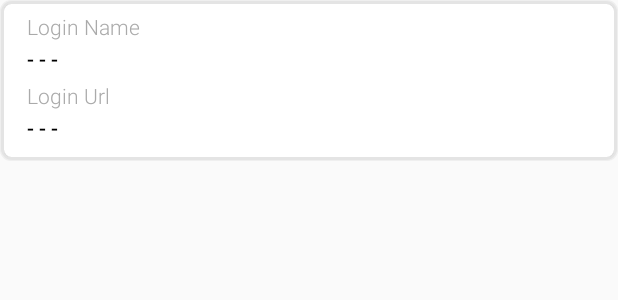
After one commit to umangburman/MyJsonApp, an Android app: the layout list_item_details.xml on its own in the app's theme, with its tools: preview values and no code run, on a phone screen of 412 x 824 dp. The commit adds this screen. Shown: the top 300 px of the screen. Run offline under Robolectric (Android 15) with nearby library versions, the phone set to English and light mode, and no system bars.

Commit message:
Fifth Commit
Signed-off-by: Umang Burman <umang.burman.micro@gmail.com>

```diff
--- a/app/src/main/java/com/mvvm/room/myjsonapp/adapter/DetailsAdapter.kt
+++ b/app/src/main/java/com/mvvm/room/myjsonapp/adapter/DetailsAdapter.kt
@@ -1,4 +1,6 @@
 package com.mvvm.room.myjsonapp.adapter
 
 class DetailsAdapter {
+
+
 }
--- a/app/src/main/java/com/mvvm/room/myjsonapp/model/TableModel.kt
+++ b/app/src/main/java/com/mvvm/room/myjsonapp/model/TableModel.kt
@@ -2,10 +2,10 @@ package com.mvvm.room.myjsonapp.model
 
 import androidx.room.Entity
 
-data class CanadaTableModel(
+data class TableModel(
 
     val title: String? = null,
-    val rows: String? = null
+    val rows: List<RowsData>? = null
 )
 
 @Entity(tableName = "Details")
--- a/app/src/main/java/com/mvvm/room/myjsonapp/retrofit/ApiInterface.kt
+++ b/app/src/main/java/com/mvvm/room/myjsonapp/retrofit/ApiInterface.kt
@@ -1,11 +1,11 @@
 package com.mvvm.room.myjsonapp.retrofit
 
-import com.mvvm.room.myjsonapp.model.CanadaTableModel
+import com.mvvm.room.myjsonapp.model.TableModel
 import retrofit2.Call
 import retrofit2.http.GET
 
 interface ApiInterface {
 
     @GET("s/2iodh4vg0eortkl/facts.json")
-    fun getDetails(): Call<CanadaTableModel>
+    fun getDetails(): Call<TableModel>
 }
--- a/app/src/main/java/com/mvvm/room/myjsonapp/viewmodel/DetailsViewModel.kt
+++ b/app/src/main/java/com/mvvm/room/myjsonapp/viewmodel/DetailsViewModel.kt
@@ -3,16 +3,16 @@ package com.mvvm.room.myjsonapp.viewmodel
 import android.content.Context
 import androidx.lifecycle.MutableLiveData
 import androidx.lifecycle.ViewModel
-import com.mvvm.room.myjsonapp.model.CanadaTableModel
+import com.mvvm.room.myjsonapp.model.TableModel
 import com.mvvm.room.myjsonapp.repository.DetailsRepository
 
 class DetailsViewModel : ViewModel() {
 
-    lateinit var detailsLiveData: MutableLiveData<CanadaTableModel>
+    lateinit var detailsLiveData: MutableLiveData<TableModel>
 
     lateinit var detailsRepository: DetailsRepository
 
-    fun getDataFromApi(context: Context): MutableLiveData<CanadaTableModel> {
+    fun getDataFromApi(context: Context): MutableLiveData<TableModel> {
 
         detailsRepository = DetailsRepository()
         detailsLiveData = MutableLiveData()
--- /dev/null
+++ b/app/src/main/res/drawable/drop_shadow.xml
@@ -0,0 +1,35 @@
+<?xml version="1.0" encoding="utf-8"?>
+<layer-list xmlns:android="http://schemas.android.com/apk/res/android">
+
+    <item>
+        <shape>
+            <solid android:color="#40CCCCCC" />
+            <padding
+                android:bottom="1dp"
+                android:left="1dp"
+                android:right="1dp"
+                android:top="1dp" />
+            <corners android:radius="7dp" />
+        </shape>
+    </item>
+
+    <item>
+        <shape>
+            <solid android:color="#50CCCCCC" />
+            <padding
+                android:bottom="2dp"
+                android:left="2dp"
+                android:right="2dp"
+                android:top="2dp" />
+            <corners android:radius="7dp" />
+        </shape>
+    </item>
+
+    <!-- content background -->
+    <item>
+        <shape>
+            <solid android:color="#ffffff" />
+            <corners android:radius="7dp" />
+        </shape>
+    </item>
+</layer-list>
--- /dev/null
+++ b/app/src/main/res/layout/list_item_details.xml
@@ -0,0 +1,99 @@
+<?xml version="1.0" encoding="utf-8"?>
+<androidx.constraintlayout.widget.ConstraintLayout xmlns:android="http://schemas.android.com/apk/res/android"
+    xmlns:app="http://schemas.android.com/apk/res-auto"
+    android:layout_width="match_parent"
+    android:layout_height="wrap_content"
+    android:background="@drawable/drop_shadow"
+    android:orientation="vertical">
+
+    <androidx.appcompat.widget.AppCompatButton
+        android:id="@+id/btnNextPage"
+        android:layout_width="0dp"
+        android:layout_height="0dp"
+        android:background="?android:attr/selectableItemBackground"
+        app:layout_constraintBottom_toBottomOf="@+id/card"
+        app:layout_constraintEnd_toEndOf="parent"
+        app:layout_constraintStart_toStartOf="parent"
+        app:layout_constraintTop_toTopOf="parent" />
+
+    <androidx.cardview.widget.CardView
+        android:id="@+id/card"
+        android:layout_width="match_parent"
+        android:layout_height="wrap_content"
+        app:cardCornerRadius="5dp"
+        app:layout_constraintBottom_toBottomOf="parent"
+        app:layout_constraintEnd_toEndOf="parent"
+        app:layout_constraintStart_toStartOf="parent"
+        app:layout_constraintTop_toTopOf="parent">
+
+        <androidx.constraintlayout.widget.ConstraintLayout
+            android:layout_width="match_parent"
+            android:layout_height="match_parent">
+
+            <androidx.appcompat.widget.AppCompatTextView
+                android:id="@+id/lblLoginName"
+                android:layout_width="0dp"
+                android:layout_height="wrap_content"
+                android:layout_marginStart="15dp"
+                android:layout_marginTop="5dp"
+                android:layout_marginEnd="15dp"
+                android:fontFamily="sans-serif-light"
+                android:text="Login Name"
+                android:textColor="@android:color/darker_gray"
+                android:textSize="14sp"
+                app:layout_constraintEnd_toEndOf="parent"
+                app:layout_constraintStart_toStartOf="parent"
+                app:layout_constraintTop_toTopOf="parent" />
+
+            <androidx.appcompat.widget.AppCompatTextView
+                android:id="@+id/lblLoginNameAnswer"
+                android:layout_width="0dp"
+                android:layout_height="wrap_content"
+                android:layout_marginStart="15dp"
+                android:layout_marginTop="2dp"
+                android:layout_marginEnd="15dp"
+                android:fontFamily="sans-serif-medium"
+                android:text="- - -"
+                android:textColor="@android:color/black"
+                android:textSize="14sp"
+                app:layout_constraintEnd_toEndOf="parent"
+                app:layout_constraintStart_toStartOf="parent"
+                app:layout_constraintTop_toBottomOf="@+id/lblLoginName" />
+
+            <androidx.appcompat.widget.AppCompatTextView
+                android:id="@+id/lblEmployeeUrl"
+                android:layout_width="0dp"
+                android:layout_height="wrap_content"
+                android:layout_marginStart="15dp"
+                android:layout_marginTop="5dp"
+                android:layout_marginEnd="15dp"
+                android:fontFamily="sans-serif-light"
+                android:text="Login Url"
+                android:textColor="@android:color/darker_gray"
+                android:textSize="14sp"
+                app:layout_constraintEnd_toEndOf="parent"
+                app:layout_constraintStart_toStartOf="parent"
+                app:layout_constraintTop_toBottomOf="@+id/lblLoginNameAnswer" />
+
+            <androidx.appcompat.widget.AppCompatTextView
+                android:id="@+id/lblLoginUrlAnswer"
+                android:layout_width="0dp"
+                android:layout_height="wrap_content"
+                android:layout_marginStart="15dp"
+                android:layout_marginTop="2dp"
+                android:layout_marginEnd="15dp"
+                android:layout_marginBottom="10dp"
+                android:fontFamily="sans-serif-medium"
+                android:text="- - -"
+                android:textColor="@android:color/black"
+                android:textSize="14sp"
+                app:layout_constraintBottom_toBottomOf="parent"
+                app:layout_constraintEnd_toEndOf="parent"
+                app:layout_constraintStart_toStartOf="parent"
+                app:layout_constraintTop_toBottomOf="@+id/lblEmployeeUrl" />
+
+        </androidx.constraintlayout.widget.ConstraintLayout>
+
+    </androidx.cardview.widget.CardView>
+
+</androidx.constraintlayout.widget.ConstraintLayout>
```
Also changed, not shown: app/build.gradle (+11 -0 lines), app/src/main/java/com/mvvm/room/myjsonapp/others/Connectivity.kt (added, +31 -0 lines), app/src/main/java/com/mvvm/room/myjsonapp/repository/DetailsRepository.kt (+11 -11 lines), app/src/main/java/com/mvvm/room/myjsonapp/view/DetailsActivity.kt (+17 -0 lines), app/src/main/res/values-v21/styles.xml (+7 -0 lines), app/src/main/res/values/styles.xml (+48 -0 lines).
